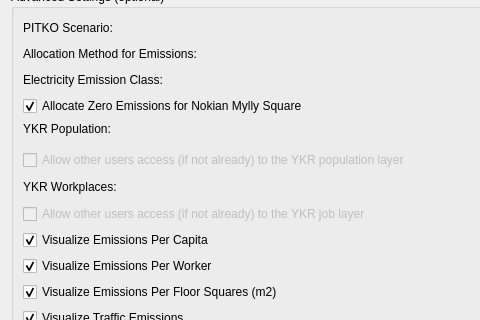
Qt form ui/ykr_tool_main.ui (ernoma/assesclimateimpact) before a commit; both pictures show x 0 to 480 and y 486 to 806 of the 804 by 1023 pixel window.
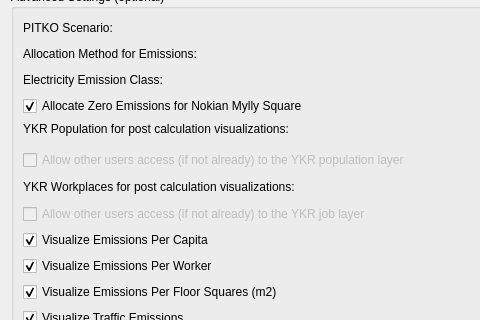
The same form after that commit. Custom widgets are drawn as their Qt base class.

Commit message: Clarify how user specifies YKR data layers are used

What changed in the file:
```diff
--- a/ui/ykr_tool_main.ui
+++ b/ui/ykr_tool_main.ui
@@ -436,7 +436,7 @@
             <item row="0" column="0">
              <widget class="QLabel" name="label">
               <property name="text">
-               <string>YKR Population:</string>
+               <string>YKR Population for post calculation visualizations:</string>
               </property>
              </widget>
             </item>
@@ -475,7 +475,7 @@
           <item row="6" column="0">
            <widget class="QLabel" name="label_2">
             <property name="text">
-             <string>YKR Workplaces:</string>
+             <string>YKR Workplaces for post calculation visualizations:</string>
             </property>
            </widget>
           </item>
```
The commit also changes 2 other files.
